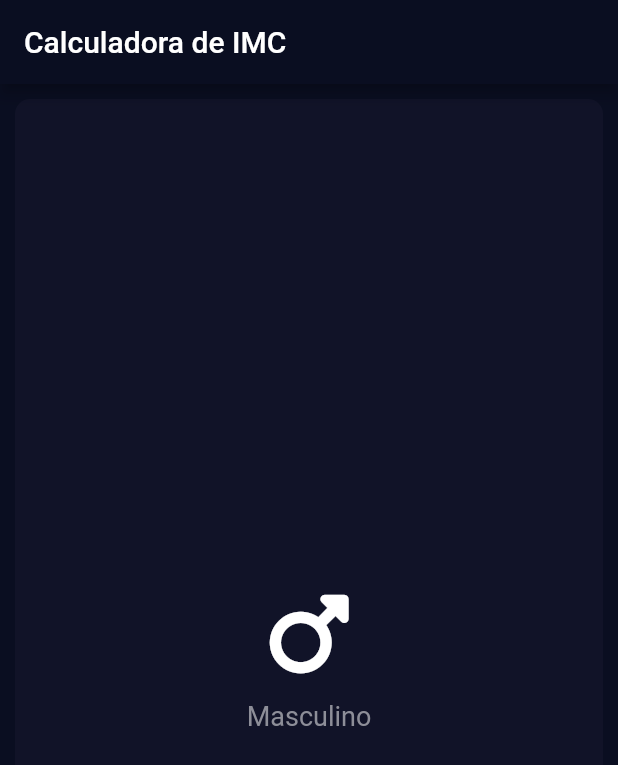
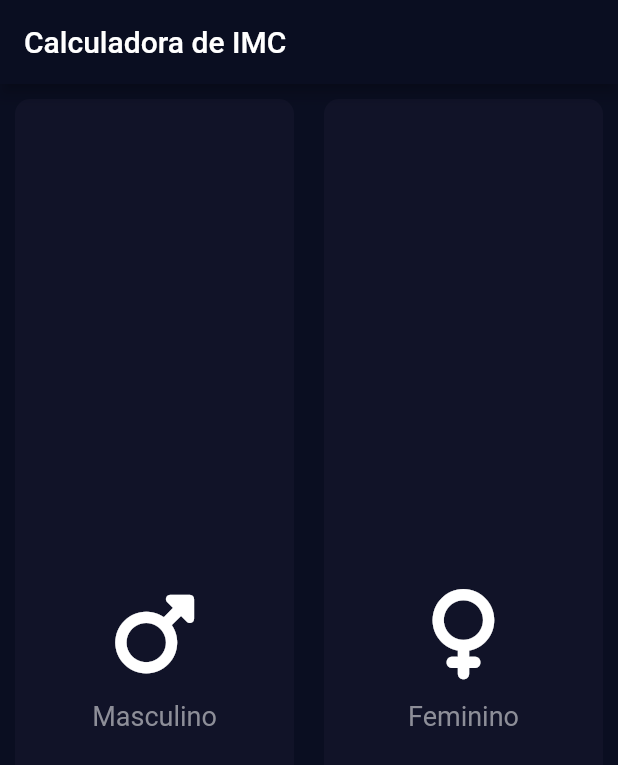
Before and after one commit to ReinanS/BMI_Calculator, a Flutter app: the screen it shows after launch, on a phone screen of 412 x 824 dp. Shown: the top 765 px of the screen. Run offline on Flutter 3.47's test engine with Material 2 defaults, Android fonts, the phone set to English and light mode, and no system bars; our stand-ins replace font_awesome_flutter.

Commit message:
feat: adiciona card feminino

```diff
--- a/lib/pages/home_page.dart
+++ b/lib/pages/home_page.dart
@@ -44,7 +44,23 @@ class _HomePageState extends State<HomePage> {
                       label: 'Masculino',
                     ),
                   ),
-                )
+                ),
+                Expanded(
+                  child: ReusableCard(
+                    onPress: () {
+                      setState(() {
+                        selectedGender = Gender.female;
+                      });
+                    },
+                    colour: selectedGender == Gender.female
+                        ? kActiveCardColor
+                        : kInActiveCardColor,
+                    cardChild: IconContent(
+                      icon: FontAwesomeIcons.venus,
+                      label: 'Feminino',
+                    ),
+                  ),
+                ),
               ],
             ),
           )
```
